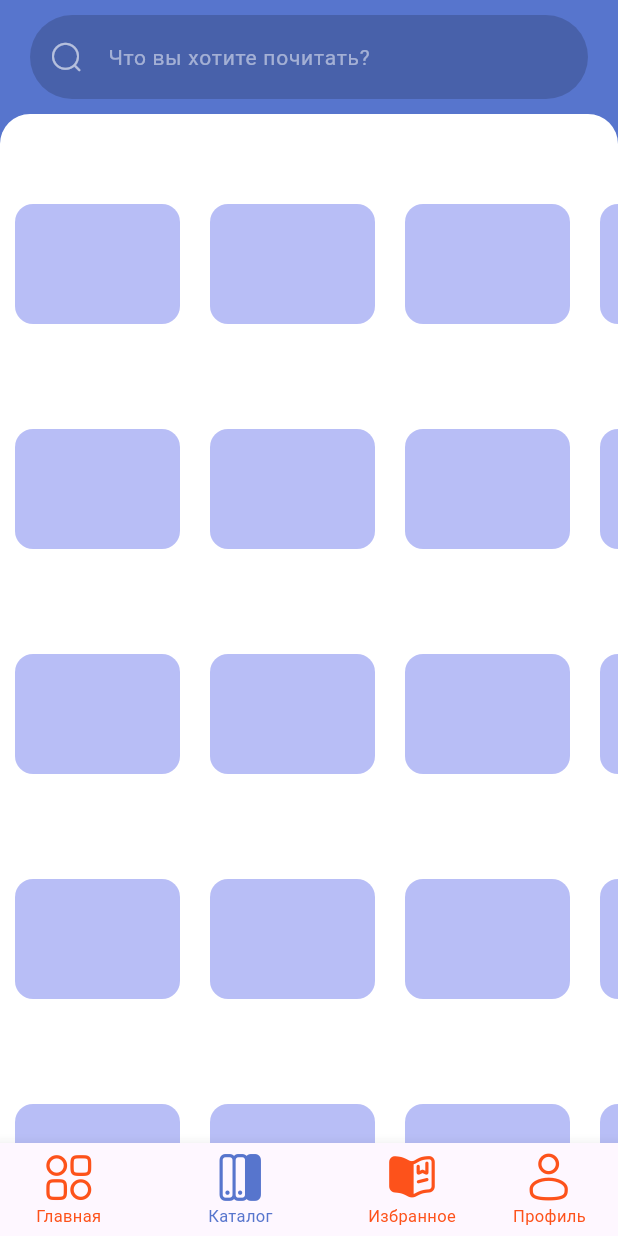
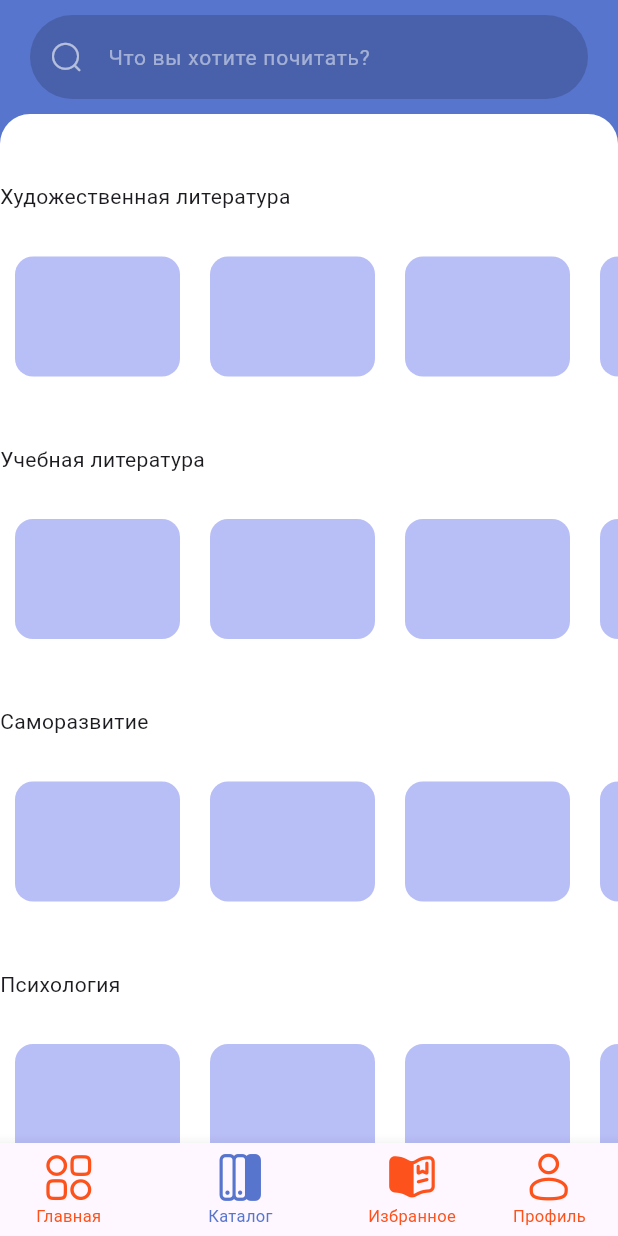
Before and after one commit to KASHINSKAES/BookTrack, a Flutter app: the screen it shows after launch, item 2 of the bottom bar chosen, on a phone screen of 412 x 824 dp. Run offline on Flutter 3.47's test engine with Material 3 defaults, Android fonts, the phone set to English and light mode, and no system bars; our stand-ins replace carousel_slider, flutter_svg; Roboto replaces fonts that are missing (MPLUSRounded1c).

Commit message:
five commit

```diff
--- a/lib/pages/catalogPage.dart
+++ b/lib/pages/catalogPage.dart
@@ -56,7 +56,7 @@ class Catalogpage extends StatelessWidget {
           ),
           Container(
             width: screenWidth,
-            padding: const EdgeInsets.only(top: 25),
+            padding: const EdgeInsets.symmetric(vertical: 15),
             decoration: BoxDecoration(
               color: const Color.fromARGB(255, 255, 255, 255),
               borderRadius: BorderRadius.only(
@@ -65,15 +65,45 @@ class Catalogpage extends StatelessWidget {
               ),
             ),
             child: Column(children: [
-              UncontainedLayoutCard(),
-              UncontainedLayoutCard(),
-              UncontainedLayoutCard(),
-              UncontainedLayoutCard(),
-              UncontainedLayoutCard(),
-
+              UncontainedLayout(text: 'Художественная литература'),
+              UncontainedLayout(
+                text: 'Учебная литература',
+              ),
+              UncontainedLayout(
+                text: 'Саморазвитие',
+              ),
+              UncontainedLayout(
+                text: 'Психология',
+              ),
+              UncontainedLayout(
+                text: 'Детская литература',
+              ),
             ]),
           )
         ]));
+  }
+}
+
+class UncontainedLayout extends StatelessWidget {
+  final String text;
+
+  const UncontainedLayout({
+    super.key,
+    required this.text,
+  });
+  @override
+  Widget build(BuildContext context) {
+    return Column(
+        textDirection: TextDirection.ltr,
+        crossAxisAlignment: CrossAxisAlignment.start,
+        children: [
+          Container(
+              margin: const EdgeInsets.only(top: 30),
+              child: Text(
+                text,
+              )),
+          UncontainedLayoutCard()
+        ]);
   }
 }
 
@@ -85,7 +115,7 @@ class UncontainedLayoutCard extends StatelessWidget {
   @override
   Widget build(BuildContext context) {
     return Container(
-      margin: const EdgeInsets.symmetric(vertical: 20),
+      margin: const EdgeInsets.only(top: 15),
       height: 110,
       child: ListView(
         // This next line does the trick.
```
